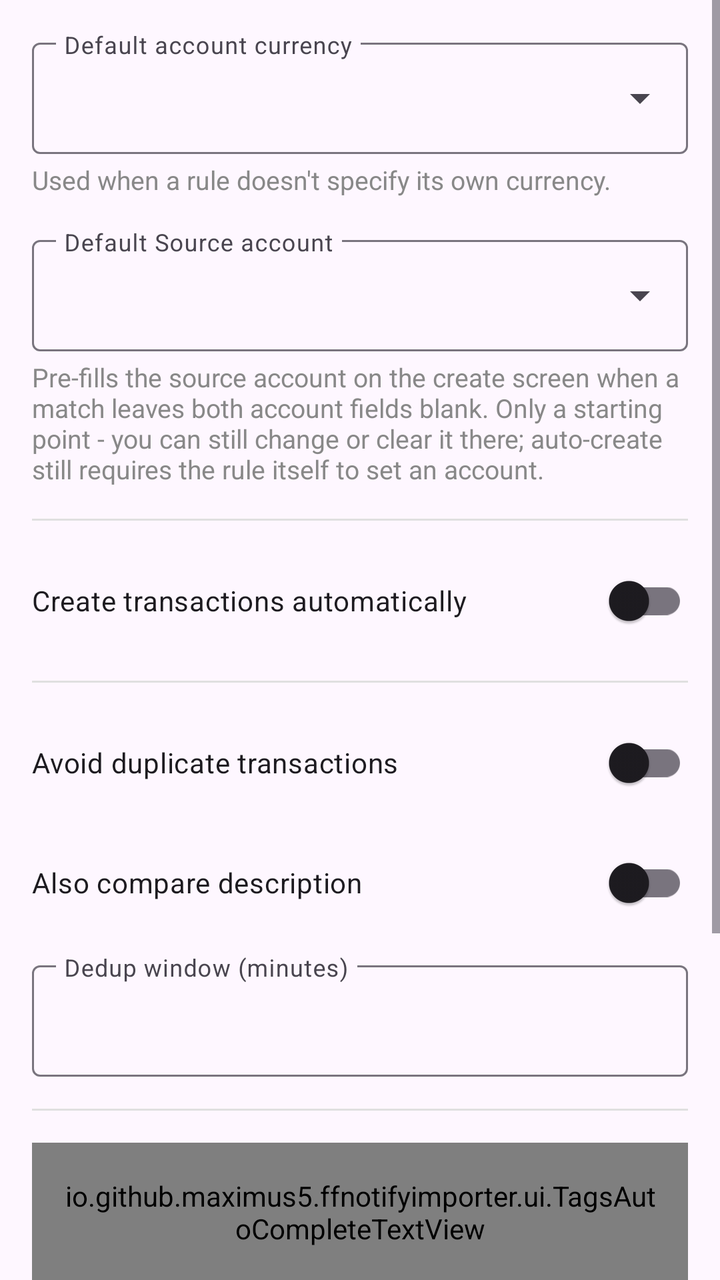
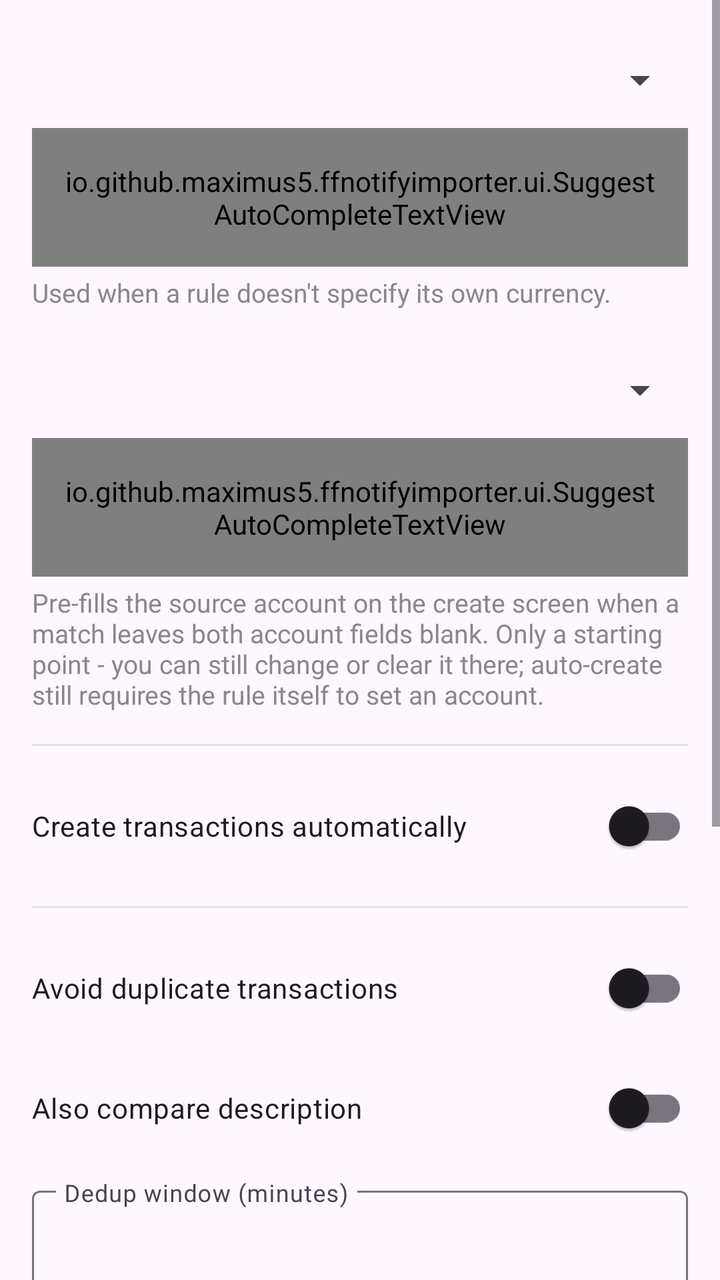

Two renders of the same Android screen: before a commit and after it. Below are the layout's source before the change and the commit's diff.
<!-- AndroidManifest.xml: application theme Theme.FfNotifyImporter -->
<!-- res/layout/fragment_transaction_creation.xml -->
<?xml version="1.0" encoding="utf-8"?>
<ScrollView xmlns:android="http://schemas.android.com/apk/res/android"
    xmlns:app="http://schemas.android.com/apk/res-auto"
    android:layout_width="match_parent"
    android:layout_height="match_parent">

    <LinearLayout
        android:layout_width="match_parent"
        android:layout_height="wrap_content"
        android:orientation="vertical"
        android:padding="16dp">

        <com.google.android.material.textfield.TextInputLayout
            android:id="@+id/defaultAccountCurrencyLayout"
            android:layout_width="match_parent"
            android:layout_height="wrap_content"
            android:layout_marginBottom="4dp"
            android:hint="@string/firefly_field_default_account_currency"
            app:expandedHintEnabled="false"
            app:endIconMode="custom"
            app:endIconDrawable="@drawable/ic_dropdown"
            app:endIconContentDescription="@string/rule_pick_currency">

            <com.google.android.material.textfield.TextInputEditText
                android:id="@+id/defaultAccountCurrencyInput"
                android:layout_width="match_parent"
                android:layout_height="wrap_content" />

        </com.google.android.material.textfield.TextInputLayout>

        <TextView
            android:layout_width="match_parent"
            android:layout_height="wrap_content"
            android:layout_marginBottom="16dp"
            android:text="@string/firefly_field_default_account_currency_hint"
            android:textColor="#888888"
            android:textSize="13sp" />

        <com.google.android.material.textfield.TextInputLayout
            android:id="@+id/defaultSourceAccountLayout"
            android:layout_width="match_parent"
            android:layout_height="wrap_content"
            android:layout_marginBottom="4dp"
            android:hint="@string/firefly_field_default_source_account"
            app:expandedHintEnabled="false"
            app:endIconMode="custom"
            app:endIconDrawable="@drawable/ic_dropdown"
            app:endIconContentDescription="@string/rule_pick_account">

            <com.google.android.material.textfield.TextInputEditText
                android:id="@+id/defaultSourceAccountInput"
                android:layout_width="match_parent"
                android:layout_height="wrap_content" />

        </com.google.android.material.textfield.TextInputLayout>

        <TextView
            android:layout_width="match_parent"
            android:layout_height="wrap_content"
            android:layout_marginBottom="16dp"
            android:text="@string/firefly_field_default_source_account_hint"
            android:textColor="#888888"
            android:textSize="13sp" />

        <View
            android:layout_width="match_parent"
            android:layout_height="1dp"
            android:layout_marginBottom="16dp"
            android:background="#E0E0E0" />

        <com.google.android.material.switchmaterial.SwitchMaterial
            android:id="@+id/autoCreateSwitch"
            android:layout_width="match_parent"
            android:layout_height="wrap_content"
            android:layout_marginBottom="16dp"
            android:text="@string/firefly_auto_create" />

        <View
            android:layout_width="match_parent"
            android:layout_height="1dp"
            android:layout_marginBottom="16dp"
            android:background="#E0E0E0" />

        <com.google.android.material.switchmaterial.SwitchMaterial
            android:id="@+id/dedupEnabledSwitch"
            android:layout_width="match_parent"
            android:layout_height="wrap_content"
            android:layout_marginBottom="12dp"
            android:text="@string/firefly_dedup_enabled" />

        <com.google.android.material.switchmaterial.SwitchMaterial
            android:id="@+id/dedupIncludeDescriptionSwitch"
            android:layout_width="match_parent"
            android:layout_height="wrap_content"
            android:layout_marginBottom="12dp"
            android:text="@string/firefly_dedup_include_description" />

        <com.google.android.material.textfield.TextInputLayout
            android:id="@+id/dedupWindowLayout"
            android:layout_width="match_parent"
            android:layout_height="wrap_content"
            android:layout_marginBottom="16dp"
            android:hint="@string/firefly_field_dedup_window"
            app:expandedHintEnabled="false">

            <com.google.android.material.textfield.TextInputEditText
                android:id="@+id/dedupWindowInput"
                android:layout_width="match_parent"
                android:layout_height="wrap_content"
                android:inputType="number" />

        </com.google.android.material.textfield.TextInputLayout>

        <View
            android:layout_width="match_parent"
            android:layout_height="1dp"
            android:layout_marginBottom="16dp"
            android:background="#E0E0E0" />

        <com.google.android.material.textfield.TextInputLayout
            android:layout_width="match_parent"
            android:layout_height="wrap_content"
            android:layout_marginBottom="4dp"
            android:hint="@string/firefly_field_all_transactions_tags"
            app:expandedHintEnabled="false">

            <io.github.maximus5.ffnotifyimporter.ui.TagsAutoCompleteTextView
                android:id="@+id/allTransactionsTagInput"
                style="@style/Widget.Material3.AutoCompleteTextView.OutlinedBox"
                android:layout_width="match_parent"
                android:layout_height="wrap_content"
                android:completionThreshold="1"
                android:inputType="text" />

        </com.google.android.material.textfield.TextInputLayout>

        <TextView
            android:layout_width="match_parent"
            android:layout_height="wrap_content"
            android:layout_marginBottom="16dp"
            android:text="@string/firefly_field_all_transactions_tags_hint"
            android:textColor="#888888"
            android:textSize="13sp" />

        <com.google.android.material.textfield.TextInputLayout
            android:layout_width="match_parent"
            android:layout_height="wrap_content"
            android:layout_marginBottom="4dp"
            android:hint="@string/firefly_field_approx_tag"
            app:expandedHintEnabled="false">

            <io.github.maximus5.ffnotifyimporter.ui.TagsAutoCompleteTextView
                android:id="@+id/approxTagInput"
                style="@style/Widget.Material3.AutoCompleteTextView.OutlinedBox"
                android:layout_width="match_parent"
                android:layout_height="wrap_content"
                android:completionThreshold="1"
                android:inputType="text" />

        </com.google.android.material.textfield.TextInputLayout>

        <TextView
            android:layout_width="match_parent"
            android:layout_height="wrap_content"
            android:layout_marginBottom="16dp"
            android:text="@string/firefly_field_approx_tag_hint"
            android:textColor="#888888"
            android:textSize="13sp" />

    </LinearLayout>

</ScrollView>
<!-- resources referenced by this layout -->
<resources>
  <!-- drawable ic_dropdown (drawable) -->
  <?xml version="1.0" encoding="utf-8"?>
  <vector xmlns:android="http://schemas.android.com/apk/res/android"
      android:width="24dp"
      android:height="24dp"
      android:viewportWidth="24"
      android:viewportHeight="24"
      android:tint="?attr/colorOnSurfaceVariant">
      <path
          android:fillColor="#FF000000"
          android:pathData="M7,10l5,5 5,-5z" />
  </vector>
  <string name="firefly_auto_create">Create transactions automatically</string>
  <string name="firefly_dedup_enabled">Avoid duplicate transactions</string>
  <string name="firefly_dedup_include_description">Also compare description</string>
  <string name="firefly_field_all_transactions_tags">Add tags to all created transactions</string>
  <string name="firefly_field_all_transactions_tags_hint">Comma separated, e.g. butterfly-iii, bank-import - added to every transaction this app creates, regardless of which rule matched</string>
  <string name="firefly_field_approx_tag">Approximate-conversion tag</string>
  <string name="firefly_field_approx_tag_hint">e.g. fx-approx - for transactions in a currency different from the account\'s own currency, applied when the amount had to be computed from a fetched exchange rate</string>
  <string name="firefly_field_dedup_window">Dedup window (minutes)</string>
  <string name="firefly_field_default_account_currency">Default account currency</string>
  <string name="firefly_field_default_account_currency_hint">Used when a rule doesn\'t specify its own currency.</string>
  <string name="firefly_field_default_source_account">Default Source account</string>
  <string name="firefly_field_default_source_account_hint">Pre-fills the source account on the create screen when a match leaves both account fields blank. Only a starting point - you can still change or clear it there; auto-create still requires the rule itself to set an account.</string>
  <string name="rule_pick_account">Pick account</string>
  <string name="rule_pick_currency">Pick currency</string>
  <style name="Theme.FfNotifyImporter" parent="Theme.Material3.DayNight.NoActionBar" />
</resources>

<!-- the commit's change to res/layout/fragment_transaction_creation.xml (unified diff, before → after) -->
@@ -21,10 +21,13 @@
             app:endIconDrawable="@drawable/ic_dropdown"
             app:endIconContentDescription="@string/rule_pick_currency">
 
-            <com.google.android.material.textfield.TextInputEditText
+            <io.github.maximus5.ffnotifyimporter.ui.SuggestAutoCompleteTextView
                 android:id="@+id/defaultAccountCurrencyInput"
+                style="@style/Widget.Material3.AutoCompleteTextView.OutlinedBox"
                 android:layout_width="match_parent"
-                android:layout_height="wrap_content" />
+                android:layout_height="wrap_content"
+                android:inputType="text"
+                android:completionThreshold="1" />
 
         </com.google.android.material.textfield.TextInputLayout>
 
@@ -47,10 +50,13 @@
             app:endIconDrawable="@drawable/ic_dropdown"
             app:endIconContentDescription="@string/rule_pick_account">
 
-            <com.google.android.material.textfield.TextInputEditText
+            <io.github.maximus5.ffnotifyimporter.ui.SuggestAutoCompleteTextView
                 android:id="@+id/defaultSourceAccountInput"
+                style="@style/Widget.Material3.AutoCompleteTextView.OutlinedBox"
                 android:layout_width="match_parent"
-                android:layout_height="wrap_content" />
+                android:layout_height="wrap_content"
+                android:inputType="text"
+                android:completionThreshold="1" />
 
         </com.google.android.material.textfield.TextInputLayout>
 
